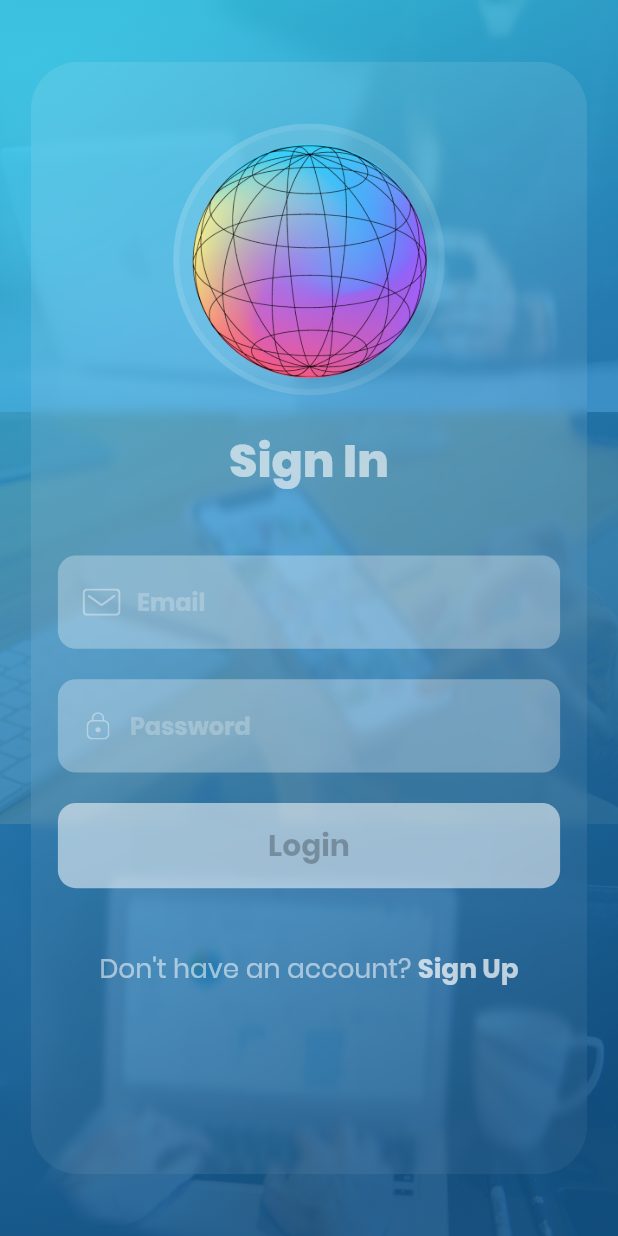
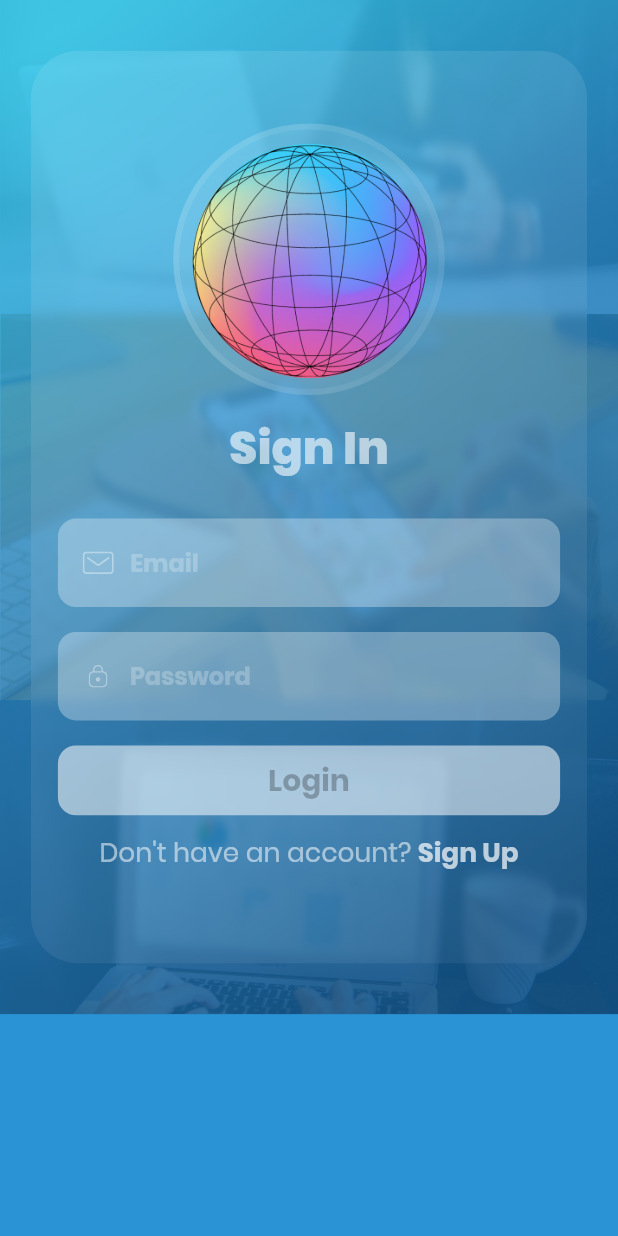
Before and after one commit to vickycxc/ordero, a Flutter app: the screen it shows after launch, swiped to page 4, on a phone screen of 412 x 824 dp. Run offline on Flutter 3.47's test engine with Material 2 defaults, Android fonts, the phone set to English and light mode, and no system bars; drawn by our look-alikes of glassmorphism; our stand-ins replace cloud_firestore, dio, firebase_auth, firebase_core, fl_chart, flutter_svg and 2 more; missing offline and left inert: clipboard, flutter_polyline_points, google_map_location_picker, receive_sharing_intent; accounts and stored records are empty; project files that could hold a hidden picture were left out.

Commit message:
finish login and sign up, ordero to orderly

```diff
--- a/lib/components/custom_app_bar.dart
+++ b/lib/components/custom_app_bar.dart
@@ -29,7 +29,7 @@ class CustomAppBar extends StatelessWidget with PreferredSizeWidget {
             //           color: Colors.grey
             //       ),
             // ),
-              child: Image.asset('assets/logo/ordero_logo_transparent.png', width: getProportionateScreenHeight(34),height: getProportionateScreenHeight(34),)
+              child: Image.asset('assets/logo/orderly_logo_transparent.png', width: getProportionateScreenHeight(34),height: getProportionateScreenHeight(34),)
           ),
           // Spacer(),
           Text(namaBisnis,
--- a/lib/main.dart
+++ b/lib/main.dart
@@ -30,7 +30,7 @@ class MyAwesomeApp extends StatelessWidget {
   Widget build(BuildContext context) {
     return MaterialApp(
       debugShowCheckedModeBanner: false,
-      title: 'Ordero',
+      title: 'Orderly',
       theme: theme(),
       home: Consumer<FirebaseState> (
         builder: (context, value, child) => Wrapper(
--- a/lib/screens/finance_chart/finance_chart_screen.dart
+++ b/lib/screens/finance_chart/finance_chart_screen.dart
@@ -27,7 +27,7 @@ class FinanceChartScreen extends StatelessWidget {
             ),
             Padding(
               padding: const EdgeInsets.all(8.0),
-              child: Image.asset('assets/logo/ordero_logo_transparent.png', width: getProportionateScreenHeight(34),height: getProportionateScreenHeight(34),)
+              child: Image.asset('assets/logo/orderly_logo_transparent.png', width: getProportionateScreenHeight(34),height: getProportionateScreenHeight(34),)
             ),
           ],
         ),
--- a/lib/screens/initialize/initialize_screen.dart
+++ b/lib/screens/initialize/initialize_screen.dart
@@ -12,7 +12,7 @@ class InitializeScreen extends StatelessWidget {
           Container(
               // color: kPrimaryColor
           ),
-          Center(child: Image.asset('assets/logo/ordero_logo.png'))
+          Center(child: Image.asset('assets/logo/orderly_logo.png'))
         ],
       ),
     );
--- a/lib/screens/map_view/map_view_screen.dart
+++ b/lib/screens/map_view/map_view_screen.dart
@@ -36,7 +36,7 @@ class MapViewScreen extends StatelessWidget {
               //   decoration:
               //   BoxDecoration(shape: BoxShape.circle, color: Colors.grey),
               // ),
-              child: Image.asset('assets/logo/ordero_logo_transparent.png', width: getProportionateScreenHeight(34),height: getProportionateScreenHeight(34),)
+              child: Image.asset('assets/logo/orderly_logo_transparent.png', width: getProportionateScreenHeight(34),height: getProportionateScreenHeight(34),)
             ),
           ],
         ),
--- a/lib/screens/profile/components/profile_pic.dart
+++ b/lib/screens/profile/components/profile_pic.dart
@@ -22,7 +22,7 @@ class ProfilePic extends StatelessWidget {
         clipBehavior: Clip.none,
         children: [
           CircleAvatar(
-            backgroundImage: AssetImage('assets/logo/ordero_logo.png'),
+            backgroundImage: AssetImage('assets/logo/orderly_logo.png'),
           ),
          if (withCamera) Positioned(
             right: -10,
--- a/lib/screens/sign_in/components/login_card.dart
+++ b/lib/screens/sign_in/components/login_card.dart
@@ -45,7 +45,7 @@ class LoginCard extends StatelessWidget {
         child: Column(
           mainAxisAlignment: MainAxisAlignment.center,
           children: [
-            Spacer(),
+            Spacer(flex: 4,),
             GlassmorphicContainer(
               height: getProportionateScreenWidth(SizeConfig.screenWidth * 0.4),
               width: getProportionateScreenWidth(SizeConfig.screenWidth * 0.4),
@@ -66,25 +66,21 @@ class LoginCard extends StatelessWidget {
                   end: Alignment.bottomRight),
               child: Padding(
                 padding: const EdgeInsets.all(4.0),
-                child: Image.asset('assets/logo/ordero_logo_transparent.png'),
+                child: Image.asset('assets/logo/orderly_logo_transparent.png'),
               ),
             ),
-            SizedBox(
-              height: getProportionateScreenHeight(20),
-            ),
+            Spacer(flex: 1,),
             Text('Sign In',style: TextStyle(
                 fontFamily: 'Poppins',
                 fontWeight: FontWeight.w800,
                 fontSize: getProportionateScreenWidth(28),
                 color: Colors.white.withOpacity(0.6)),),
-            SizedBox(
-              height: getProportionateScreenHeight(40),
-            ),
+            Spacer(flex: 2,),
             SignForm(),
             Spacer(),
             Row(),
             NoAccountText(controller: controller, haveAccount: false,),
-            Spacer(flex: 3,)
+            Spacer(flex: 5,)
           ],
         ),
       ),
--- a/lib/screens/sign_in/components/sign_form.dart
+++ b/lib/screens/sign_in/components/sign_form.dart
@@ -50,11 +50,11 @@ class _SignFormState extends State<SignForm> {
           ),
           _buildPasswordFormField(),
           SizedBox(
-            height: getProportionateScreenHeight(0),
+            height: getProportionateScreenHeight(10),
           ),
           FormError(errors: errors),
           SizedBox(
-            height: getProportionateScreenHeight(20),
+            height: getProportionateScreenHeight(10),
           ),
           Consumer<FirebaseState>(
             builder: (context, value, child) {
@@ -138,6 +138,7 @@ class _SignFormState extends State<SignForm> {
       gapPadding: 10,
     );
     return InputDecoration(
+      errorStyle: TextStyle(fontSize: 0.01),
       hintText: hint,
       hintStyle: TextStyle(
           color: Colors.white24,
--- a/lib/size_config.dart
+++ b/lib/size_config.dart
@@ -11,7 +11,7 @@ class SizeConfig {
   void init(BuildContext context) {
     _mediaQueryData = MediaQuery.of(context);
     screenWidth = _mediaQueryData!.size.width;
-    screenHeight = _mediaQueryData!.size.height;
+    screenHeight = _mediaQueryData!.size.height * 0.82051282051;
     double topPadding = _mediaQueryData!.padding.top;
     double bottomPadding = _mediaQueryData!.padding.bottom;
     safeScreenHeight = screenHeight - topPadding - bottomPadding;
--- a/pubspec.yaml
+++ b/pubspec.yaml
@@ -60,7 +60,7 @@ dev_dependencies:
 flutter_icons:
   android: "launcher_icon"
   ios: true
-  image_path: "assets/logo/ordero_logo_transparent.png"
+  image_path: "assets/logo/orderly_logo_transparent.png"
 
 # For information on the generic Dart part of this file, see the
 # following page: https://dart.dev/tools/pub/pubspec
```
Also changed, not shown: lib/screens/complete_profile/components/body.dart (+4 -4 lines), lib/screens/sign-up/components/sign_up_form.dart (+53 -208 lines), lib/screens/sign-up/sign_up_card.dart (+10 -13 lines), assets/logo/orderly_logo.png (renamed from assets/logo/ordero_logo.png), assets/logo/orderly_logo_transparent.png (renamed from assets/logo/ordero_logo_transparent.png), 1 other file.
